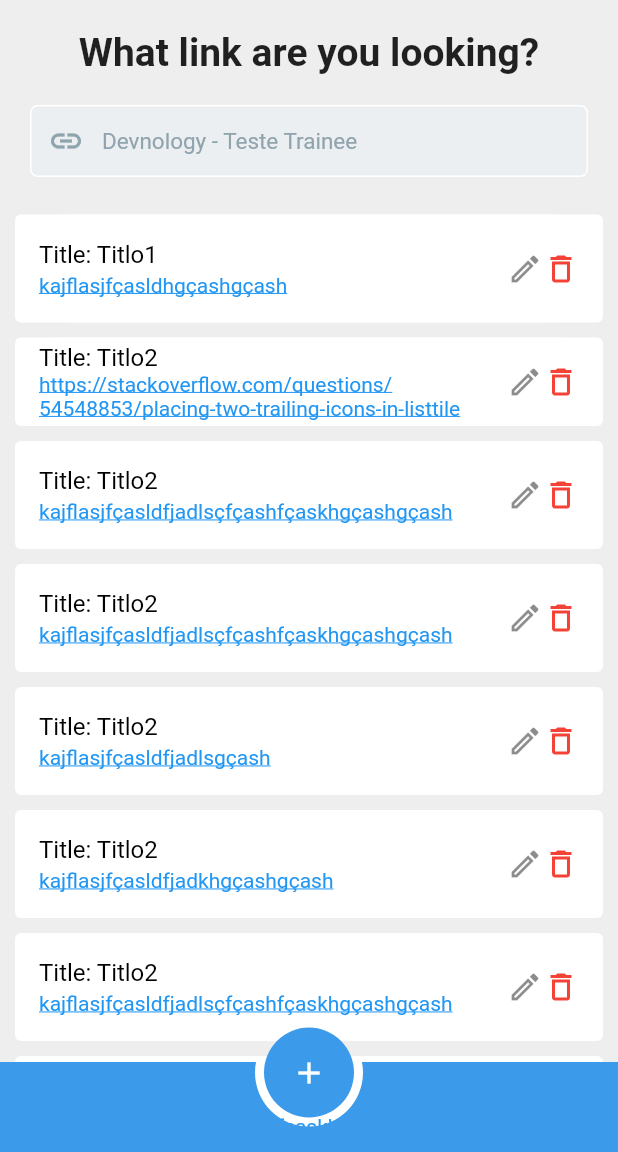
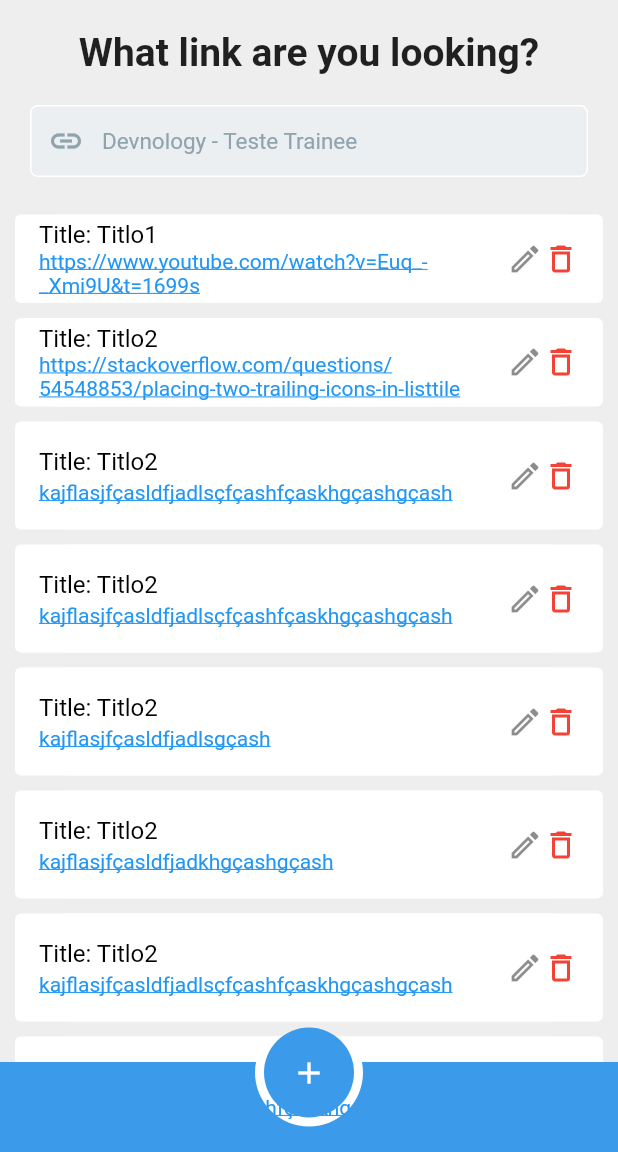
Before and after one commit to RomarioGab/trainee_links_apk, a Flutter app: the screen it shows after launch, on a phone screen of 412 x 824 dp, the part 84-1236 px from its top. Run offline on Flutter 3.47's test engine with Material 2 defaults, Android fonts, the phone set to English and light mode, and no system bars; drawn by our look-alikes of circle_nav_bar; our stand-ins replace snippet_coder_utils.

Commit message:
Edit date link

```diff
--- a/lib/page/home_page.dart
+++ b/lib/page/home_page.dart
@@ -25,7 +25,7 @@ class _MyHomePageState extends State<MyHomePage> {
       LinkModel(
           linkId: "1",
           linkTitle: "Titlo1",
-          linkUrl: "kajflasjfçasldhgçashgçash"),
+          linkUrl: "https://www.youtube.com/watch?v=Euq_-_Xmi9U&t=1699s"),
     );
     links.add(
       LinkModel(
--- a/lib/widgets/link_item.dart
+++ b/lib/widgets/link_item.dart
@@ -41,7 +41,7 @@ class LinkItemWidget extends StatelessWidget {
               child: const Icon(Icons.edit_outlined),
               onTap: () {
                 Navigator.of(context).pushNamed(
-                  'edit-link',
+                  '/edit-link',
                   arguments: {'model': model},
                 );
               },
```
Also changed, not shown: pubspec.lock.
